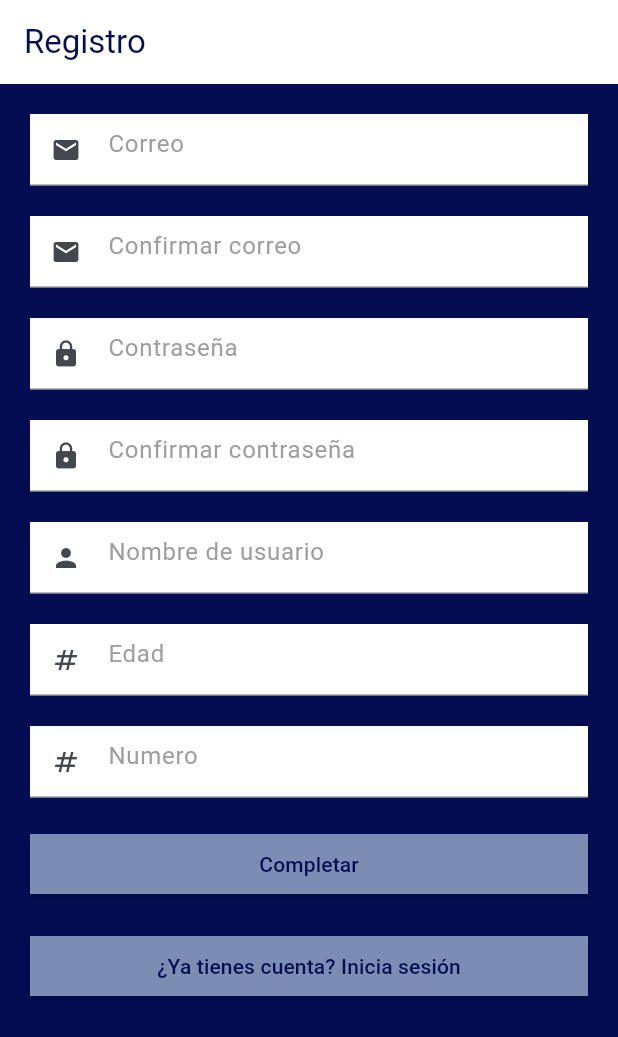
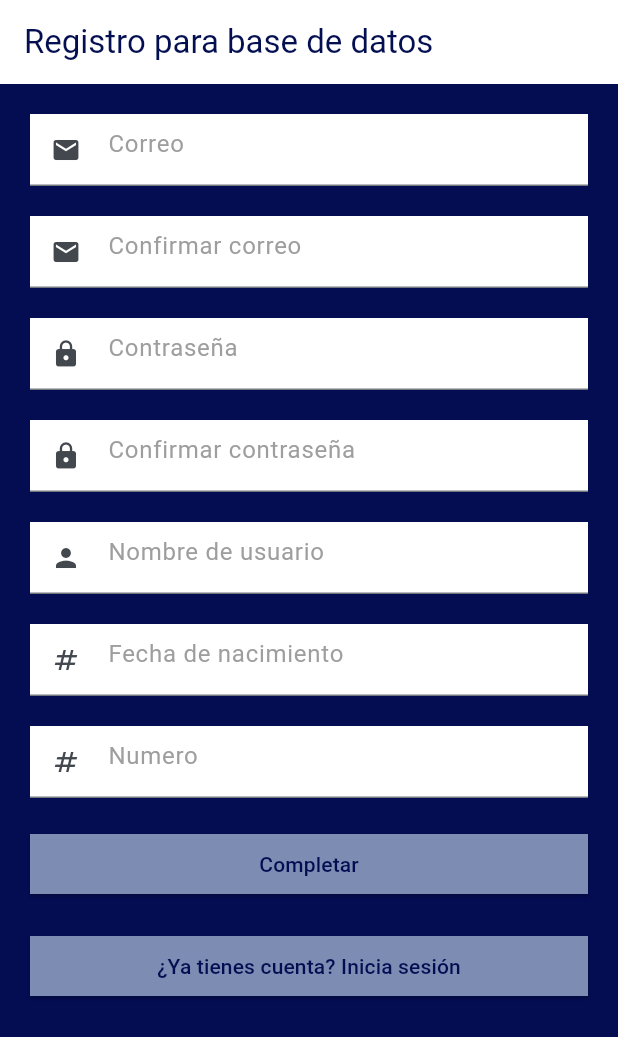
Before and after one commit to JuanPabloSaavedraRamirez/AppAulaGrama, a Flutter app: the screen it shows after launch, on a phone screen of 412 x 824 dp. Shown: the top 1037 px of the screen. Run offline on Flutter 3.47's test engine with Material 3 defaults, Android fonts, the phone set to English and light mode, and no system bars; our stand-ins replace image_cropper, image_picker, shared_preferences.

Commit message:
registro para base de datos

```diff
--- a/lib/main.dart
+++ b/lib/main.dart
@@ -1,4 +1,5 @@
 import 'package:app_aulagramma/register.dart';
+import 'package:app_aulagramma/registerBD.dart';
 import 'package:flutter/material.dart';
 
 void main(){
@@ -16,7 +17,7 @@ class app extends StatelessWidget {
         colorScheme: ColorScheme.fromSeed(seedColor: Colors.blue),
         useMaterial3: true
       ),
-      home: Register(),
+      home: RegisterBD(),
     );
   }
 }
--- /dev/null
+++ b/lib/registerBD.dart
@@ -0,0 +1,252 @@
+import 'package:app_aulagramma/login.dart';
+import 'package:flutter/material.dart';
+import 'package:app_aulagramma/perfil.dart';
+import 'package:shared_preferences/shared_preferences.dart';
+
+class RegisterBD extends StatefulWidget {
+  const RegisterBD ({super.key});
+
+  @override
+  State<RegisterBD> createState() => _RegisterStateBD();
+}
+
+class _RegisterStateBD extends State<RegisterBD> {
+  final TextEditingController emailController = TextEditingController();
+  final TextEditingController confirmEmailController = TextEditingController();
+  final TextEditingController passwordController = TextEditingController();
+  final TextEditingController confirmPasswordController = TextEditingController();
+  final TextEditingController usernameController = TextEditingController();
+  final TextEditingController ageController = TextEditingController();
+  final TextEditingController numberController = TextEditingController();
+
+  bool _validateFields() {
+    return emailController.text.isNotEmpty &&
+        confirmEmailController.text.isNotEmpty &&
+        passwordController.text.isNotEmpty &&
+        confirmPasswordController.text.isNotEmpty &&
+        usernameController.text.isNotEmpty &&
+        ageController.text.isNotEmpty &&
+        numberController.text.isNotEmpty;
+  }
+
+  bool _validateEmails() {
+    return emailController.text == confirmEmailController.text;
+  }
+
+  bool _validatePasswords() {
+    return passwordController.text == confirmPasswordController.text;
+  }
+
+  void _showError(String message) {
+    ScaffoldMessenger.of(context).showSnackBar(
+      SnackBar(
+        content: Text(message),
+        backgroundColor: Colors.red,
+        behavior: SnackBarBehavior.floating,
+      ),
+    );
+  }
+
+  Future<void> _saveData() async {
+    SharedPreferences prefs = await SharedPreferences.getInstance();
+    await prefs.setString('email', emailController.text);
+    await prefs.setString('username', usernameController.text);
+    await prefs.setString('age', ageController.text);
+    await prefs.setString('number', numberController.text);
+  }
+
+
+  void _onComplete() async {
+    if (!_validateFields()) {
+      ScaffoldMessenger.of(context).showSnackBar(
+          SnackBar(content: Text("Debes llenar todos los campos"),
+            backgroundColor: Colors.red,));
+    } else if (!_validateEmails()) {
+      ScaffoldMessenger.of(context).showSnackBar(
+          SnackBar(content: Text("Los correos no coinciden. Por favor, verifica tus datos."),
+            backgroundColor: Colors.red,));
+    } else if (!_validatePasswords()) {
+      ScaffoldMessenger.of(context).showSnackBar(
+          SnackBar(content: Text("Las contraseñas no coinciden. Por favor, verifica tus datos."),
+            backgroundColor: Colors.red,));
+    } else {
+      await _saveData();
+      Navigator.of(context).pushReplacement(MaterialPageRoute(builder: (BuildContext context) {
+        return Perfil(
+          username: usernameController.text,
+          email: emailController.text,
+          age: ageController.text,
+          number: numberController.text,
+        );
+      }));
+    }
+  }
+
+  @override
+  Widget build(BuildContext context) {
+    return Scaffold(
+      appBar: AppBar(
+        backgroundColor: Colors.white,
+        title: Text("Registro para base de datos", style: TextStyle(
+            color: Color(0xFF040F51)
+        ),),
+      ),
+      backgroundColor: Color(0xFF040C52),
+      body: ListView(
+        children: [
+          Container(
+            margin: EdgeInsets.all(10),
+            child: Column(
+              children: [
+                Container(
+                  margin: EdgeInsets.all(10),
+                  color: Colors.white,
+                  child: TextField(
+                    controller: emailController,
+                    decoration: InputDecoration(
+                      hintText: "Correo",
+                      hintStyle: TextStyle(color: Colors.grey),
+                      prefixIcon: Icon(Icons.email, size: 20),
+                    ),
+                  ),
+                ),
+                Container(
+                  margin: EdgeInsets.all(10),
+                  color: Colors.white,
+                  child: TextField(
+                    controller: confirmEmailController,
+                    decoration: InputDecoration(
+                      hintText: "Confirmar correo",
+                      hintStyle: TextStyle(color: Colors.grey),
+                      prefixIcon: Icon(Icons.email, size: 20),
+                    ),
+                  ),
+                ),
+                Container(
+                  margin: EdgeInsets.all(10),
+                  color: Colors.white,
+                  child: TextField(
+                    controller: passwordController,
+                    obscureText: true,
+                    decoration: InputDecoration(
+                      hintText: "Contraseña",
+                      hintStyle: TextStyle(color: Colors.grey),
+                      prefixIcon: Icon(Icons.lock, size: 20),
+                    ),
+                  ),
+                ),
+                Container(
+                  margin: EdgeInsets.all(10),
+                  color: Colors.white,
+                  child: TextField(
+                    controller: confirmPasswordController,
+                    obscureText: true,
+                    decoration: InputDecoration(
+                      hintText: "Confirmar contraseña",
+                      hintStyle: TextStyle(color: Colors.grey),
+                      prefixIcon: Icon(Icons.lock, size: 20),
+                    ),
+                  ),
+                ),
+                Container(
+                  margin: EdgeInsets.all(10),
+                  color: Colors.white,
+                  child: TextField(
+                    controller: usernameController,
+                    decoration: InputDecoration(
+                      hintText: "Nombre de usuario",
+                      hintStyle: TextStyle(color: Colors.grey),
+                      prefixIcon: Icon(Icons.person, size: 20),
+                    ),
+                  ),
+                ),
+                Container(
+                  margin: EdgeInsets.all(10),
+                  color: Colors.white,
+                  child: TextField(
+                    controller: ageController,
+                    keyboardType: TextInputType.number,
+                    decoration: InputDecoration(
+                      hintText: "Fecha de nacimiento",
+                      hintStyle: TextStyle(color: Colors.grey),
+                      prefixIcon: Icon(Icons.numbers, size: 20),
+                    ),
+                  ),
+                ),
+                Container(
+                  margin: EdgeInsets.all(10),
+                  color: Colors.white,
+                  child: TextField(
+                    controller: numberController,
+                    keyboardType: TextInputType.number,
+                    decoration: InputDecoration(
+                      hintText: "Numero",
+                      hintStyle: TextStyle(color: Colors.grey),
+                      prefixIcon: Icon(Icons.numbers, size: 20),
+                    ),
+                  ),
+                ),
+                Container(
+                  margin: EdgeInsets.all(10),
+                  child: ElevatedButton(
+                    onPressed: _onComplete,
+                    child: Row(
+                      mainAxisAlignment: MainAxisAlignment.center,
+                      children: [
+                        Text(
+                          "Completar",
+                          style: TextStyle(
+                            color: Color(0xFF040C52),
+                          ),
+                        ),
+                      ],
+                    ),
+                    style: ElevatedButton.styleFrom(
+                      backgroundColor: Color(0xFF7C8CB2),
+                      shape: RoundedRectangleBorder(
+                        borderRadius: BorderRadius.circular(0),
+                      ),
+                    ),
+                  ),
+                ),
+                Container(
+                  margin: EdgeInsets.all(10),
+                  child: ElevatedButton(
+                    onPressed: () {
+                      Navigator.of(context).pushAndRemoveUntil(
+                        MaterialPageRoute(
+                          builder: (BuildContext context) {
+                            return login();
+                          },
+                        ),
+                            (Route<dynamic> route) => false, // Esta es la condición que faltaba para la función pushAndRemoveUntil
+                      );
+                    },
+                    child: Row(
+                      mainAxisAlignment: MainAxisAlignment.center,
+                      children: [
+                        Text(
+                          "¿Ya tienes cuenta? Inicia sesión",
+                          style: TextStyle(
+                            color: Color(0xFF040C52),
+                          ),
+                        ),
+                      ],
+                    ),
+                    style: ElevatedButton.styleFrom(
+                      backgroundColor: Color(0xFF7C8CB2),
+                      shape: RoundedRectangleBorder(
+                        borderRadius: BorderRadius.circular(0),
+                      ),
+                    ),
+                  ),
+                ),
+
+              ],
+            ),
+          ),
+        ],
+      ),
+    );
+  }
+}
```
Also changed, not shown: pubspec.lock.
